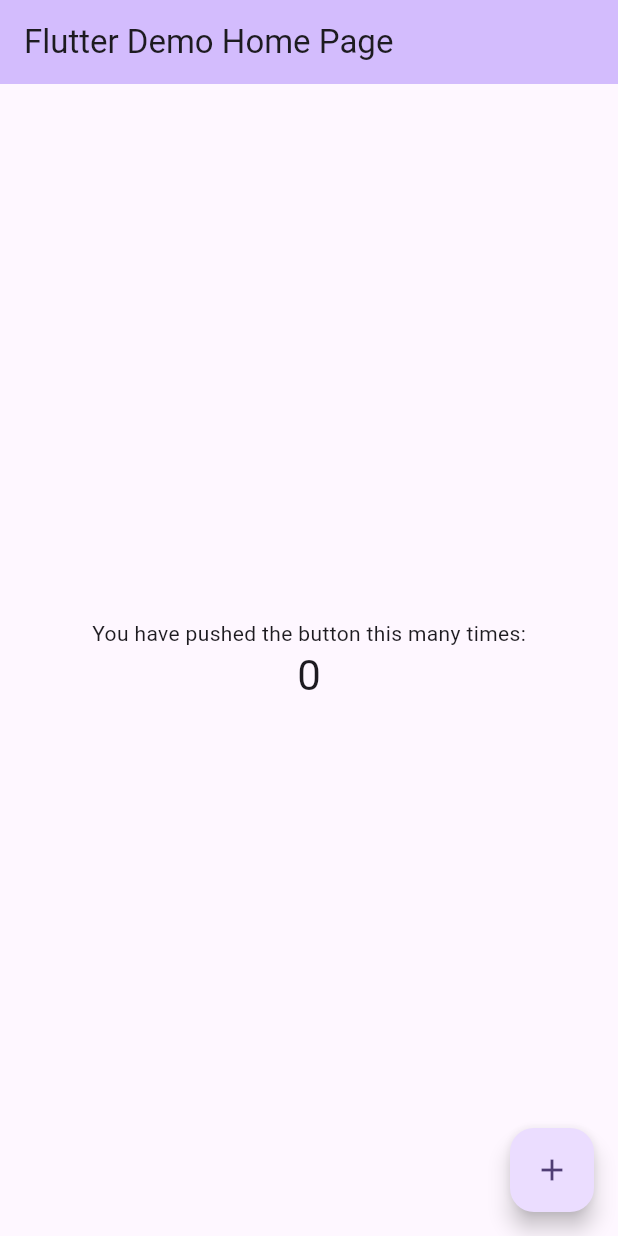
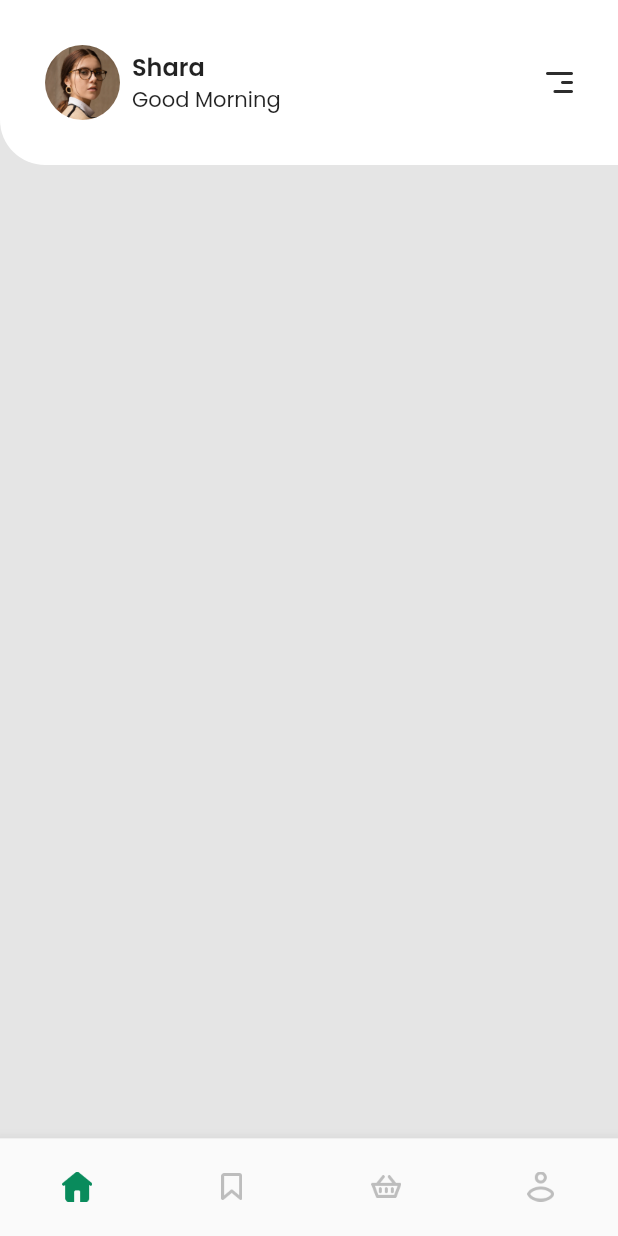
Before and after one commit to kodirzaelani/ebook, a Flutter app: the screen it shows after launch, on a phone screen of 412 x 824 dp. Run offline on Flutter 3.47's test engine with Material 2 defaults, Android fonts, the phone set to English and light mode, and no system bars; our stand-ins replace google_fonts.

Commit message:
add screen pages

```diff
--- a/lib/main.dart
+++ b/lib/main.dart
@@ -1,3 +1,4 @@
+import 'package:ebook/screens/botom_navbar.dart';
 import 'package:flutter/material.dart';
 
 void main() {
@@ -9,61 +10,10 @@ class MyApp extends StatelessWidget {
 
   @override
   Widget build(BuildContext context) {
-    return MaterialApp(
-      title: 'Flutter Demo',
-      theme: ThemeData(
-        colorScheme: ColorScheme.fromSeed(seedColor: Colors.deepPurple),
-        useMaterial3: true,
-      ),
-      home: const MyHomePage(title: 'Flutter Demo Home Page'),
+    return const MaterialApp(
+      title: 'E-Book App',
+      debugShowCheckedModeBanner: false,
+      home: BottomNavBar(),
     );
   }
 }
-
-class MyHomePage extends StatefulWidget {
-  const MyHomePage({super.key, required this.title});
-
-  final String title;
-
-  @override
-  State<MyHomePage> createState() => _MyHomePageState();
-}
-
-class _MyHomePageState extends State<MyHomePage> {
-  int _counter = 0;
-
-  void _incrementCounter() {
-    setState(() {
-      _counter++;
-    });
-  }
-
-  @override
-  Widget build(BuildContext context) {
-    return Scaffold(
-      appBar: AppBar(
-        backgroundColor: Theme.of(context).colorScheme.inversePrimary,
-        title: Text(widget.title),
-      ),
-      body: Center(
-        child: Column(
-          mainAxisAlignment: MainAxisAlignment.center,
-          children: <Widget>[
-            const Text(
-              'You have pushed the button this many times:',
-            ),
-            Text(
-              '$_counter',
-              style: Theme.of(context).textTheme.headlineMedium,
-            ),
-          ],
-        ),
-      ),
-      floatingActionButton: FloatingActionButton(
-        onPressed: _incrementCounter,
-        tooltip: 'Increment',
-        child: const Icon(Icons.add),
-      ),
-    );
-  }
-}
--- /dev/null
+++ b/lib/screens/bookmarks/bookmark_page.dart
@@ -0,0 +1,18 @@
+import 'package:ebook/themes.dart';
+import 'package:flutter/material.dart';
+
+class BookmarksPage extends StatelessWidget {
+  const BookmarksPage({super.key});
+
+  @override
+  Widget build(BuildContext context) {
+    return Scaffold(
+      body: Center(
+        child: Text(
+          'Bookmarks Page',
+          style: semiBoldText20,
+        ),
+      ),
+    );
+  }
+}
--- /dev/null
+++ b/lib/screens/botom_navbar.dart
@@ -0,0 +1,110 @@
+import 'package:ebook/screens/bookmarks/bookmark_page.dart';
+import 'package:ebook/screens/cart/cart_page.dart';
+import 'package:ebook/screens/home/homa_page.dart';
+import 'package:ebook/screens/user/user_page.dart';
+import 'package:ebook/themes.dart';
+import 'package:flutter/material.dart';
+
+class BottomNavBar extends StatefulWidget {
+  const BottomNavBar({super.key});
+
+  @override
+  State<BottomNavBar> createState() => _BottomNavBarState();
+}
+
+class _BottomNavBarState extends State<BottomNavBar> {
+  int _selectedIndex = 0;
+  final _screens = [
+    const HomePage(),
+    const BookmarksPage(),
+    const CartPage(),
+    const UserPage(),
+  ];
+  @override
+  Widget build(BuildContext context) {
+    Widget customBottomNav() {
+      return BottomNavigationBar(
+        type: BottomNavigationBarType.fixed,
+        currentIndex: _selectedIndex,
+        onTap: (i) {
+          setState(() {
+            _selectedIndex = i;
+          });
+        },
+        items: [
+          BottomNavigationBarItem(
+            icon: Container(
+              margin: const EdgeInsets.only(
+                top: 15,
+              ),
+              child: Image.asset(
+                'assets/icons/icon-home.png',
+                width: 20,
+                color: _selectedIndex == 0 ? greenColor : greyColor,
+              ),
+            ),
+            label: '',
+          ),
+          BottomNavigationBarItem(
+            icon: Container(
+              margin: const EdgeInsets.only(
+                top: 15,
+              ),
+              child: Image.asset(
+                'assets/icons/icon-bookmarks.png',
+                width: 14,
+                color: _selectedIndex == 1 ? greenColor : greyColor,
+              ),
+            ),
+            label: '',
+          ),
+          BottomNavigationBarItem(
+            icon: Container(
+              margin: const EdgeInsets.only(
+                top: 15,
+              ),
+              child: Image.asset(
+                'assets/icons/icon-cart.png',
+                width: 20,
+                color: _selectedIndex == 2 ? greenColor : greyColor,
+              ),
+            ),
+            label: '',
+          ),
+          BottomNavigationBarItem(
+            icon: Container(
+              margin: const EdgeInsets.only(
+                top: 15,
+              ),
+              child: Image.asset(
+                'assets/icons/icon-user.png',
+                width: 18,
+                color: _selectedIndex == 3 ? greenColor : greyColor,
+              ),
+            ),
+            label: '',
+          ),
+        ],
+      );
+    }
+
+    return Scaffold(
+      bottomNavigationBar: customBottomNav(),
+      body: Stack(
+        children: _screens
+            .asMap()
+            .map(
+              (i, screen) => MapEntry(
+                i,
+                Offstage(
+                  offstage: _selectedIndex != i,
+                  child: screen,
+                ),
+              ),
+            )
+            .values
+            .toList(),
+      ),
+    );
+  }
+}
--- /dev/null
+++ b/lib/screens/cart/cart_page.dart
@@ -0,0 +1,18 @@
+import 'package:ebook/themes.dart';
+import 'package:flutter/material.dart';
+
+class CartPage extends StatelessWidget {
+  const CartPage({super.key});
+
+  @override
+  Widget build(BuildContext context) {
+    return Scaffold(
+      body: Center(
+        child: Text(
+          'Cart Page',
+          style: semiBoldText20,
+        ),
+      ),
+    );
+  }
+}
--- /dev/null
+++ b/lib/screens/home/homa_page.dart
@@ -0,0 +1,78 @@
+import 'package:ebook/themes.dart';
+import 'package:flutter/material.dart';
+
+class HomePage extends StatelessWidget {
+  const HomePage({super.key});
+
+  @override
+  Widget build(BuildContext context) {
+    Widget header() {
+      return Container(
+        margin: const EdgeInsets.symmetric(
+          horizontal: 30,
+        ),
+        child: Row(
+          children: [
+            Container(
+              width: 50,
+              height: 50,
+              decoration: const BoxDecoration(
+                shape: BoxShape.circle,
+                image: DecorationImage(
+                  image: AssetImage(
+                    'assets/images/profile_pic.png',
+                  ),
+                ),
+              ),
+            ),
+            const SizedBox(
+              width: 8,
+            ),
+            Column(
+              crossAxisAlignment: CrossAxisAlignment.start,
+              children: [
+                Text(
+                  'Shara',
+                  style: semiBoldText16,
+                ),
+                Text(
+                  'Good Morning',
+                  style: regularText14,
+                ),
+              ],
+            ),
+            const Spacer(),
+            Image.asset(
+              'assets/icons/icon-menu.png',
+              width: 18,
+            ),
+          ],
+        ),
+      );
+    }
+
+    return Scaffold(
+      backgroundColor: backgroundColor,
+      body: ListView(
+        children: [
+          Container(
+            padding: const EdgeInsets.symmetric(
+              vertical: 30,
+            ),
+            decoration: BoxDecoration(
+              color: whiteColor,
+              borderRadius: const BorderRadius.only(
+                bottomLeft: Radius.circular(30),
+              ),
+            ),
+            child: Column(
+              children: [
+                header(),
+              ],
+            ),
+          ),
+        ],
+      ),
+    );
+  }
+}
--- /dev/null
+++ b/lib/screens/user/user_page.dart
@@ -0,0 +1,18 @@
+import 'package:ebook/themes.dart';
+import 'package:flutter/material.dart';
+
+class UserPage extends StatelessWidget {
+  const UserPage({super.key});
+
+  @override
+  Widget build(BuildContext context) {
+    return Scaffold(
+      body: Center(
+        child: Text(
+          'User Page',
+          style: semiBoldText20,
+        ),
+      ),
+    );
+  }
+}
```
Also changed, not shown: 1 other file.
